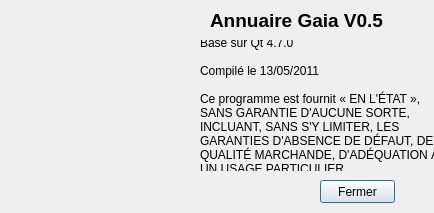
The window that src/aPropos.ui (abrochot/Annuaire) describes before a commit, drawn with Qt 5.
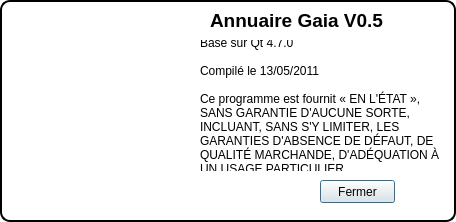
The same window after the commit. Icons and pictures are not drawn.

Commit message: gestion de la connexion/deconnexion, de l'ajout d'utilisateurs, rajout de feuilles de style pour le login et aPropos

What changed in the file:
```diff
--- a/src/aPropos.ui
+++ b/src/aPropos.ui
@@ -6,8 +6,8 @@
    <rect>
     <x>0</x>
     <y>0</y>
-    <width>434</width>
-    <height>213</height>
+    <width>456</width>
+    <height>222</height>
    </rect>
   </property>
   <property name="sizePolicy">
@@ -18,14 +18,14 @@
   </property>
   <property name="minimumSize">
    <size>
-    <width>434</width>
-    <height>213</height>
+    <width>0</width>
+    <height>0</height>
    </size>
   </property>
   <property name="maximumSize">
    <size>
-    <width>434</width>
-    <height>213</height>
+    <width>1000</width>
+    <height>1000</height>
    </size>
   </property>
   <property name="windowTitle">
@@ -35,6 +35,16 @@
    <iconset resource="img.qrc">
     <normaloff>:/img/icon</normaloff>:/img/icon</iconset>
   </property>
+  <property name="styleSheet">
+   <string notr="true"> QDialog{
+border-style: solid;
+border-color:black;
+border-width: 2px;
+border-radius: 10px;
+background-color:white
+
+}</string>
+  </property>
   <widget class="QLabel" name="label_2">
    <property name="geometry">
     <rect>
```
The commit also changes 7 other files.
